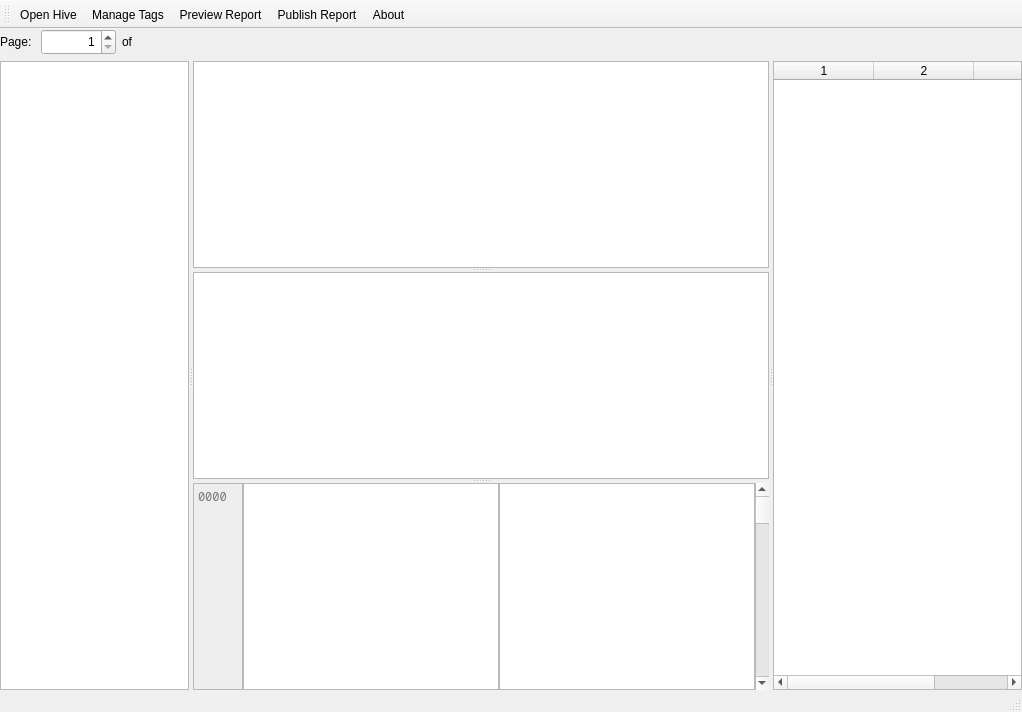
First picture: the form in wombatsqlite.ui, repository pjrinaldi/wombatsqlite, before the edit.
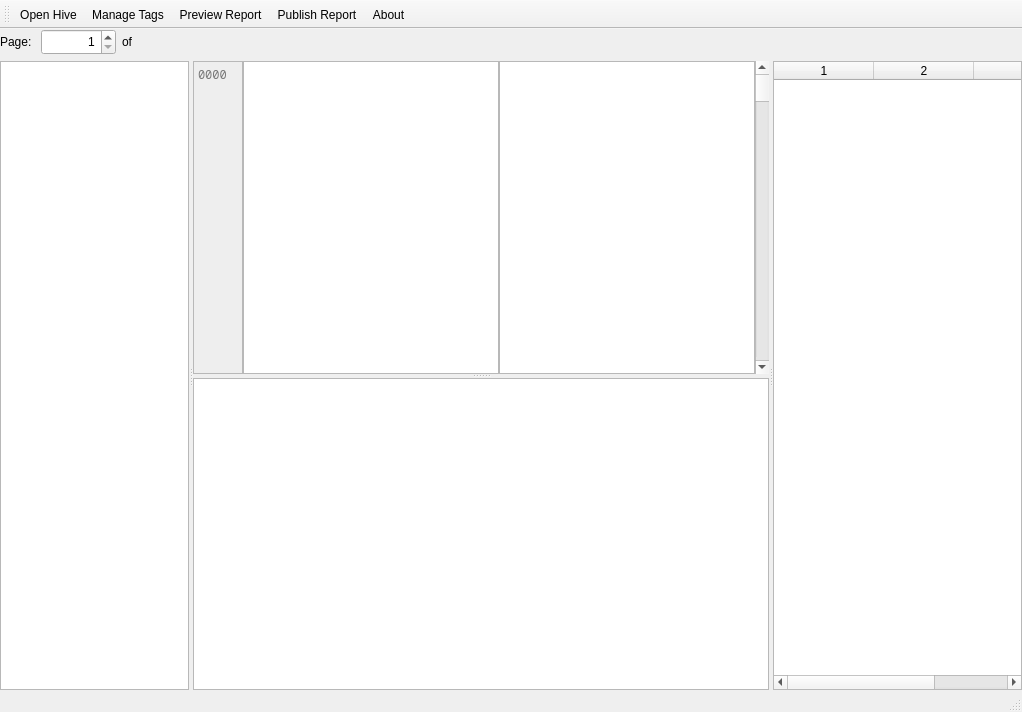
Second picture: the form after the edit. Icons and pictures are not drawn.

Commit message: the hex is fixed, but the ascii is now screwed up where it is selecting an empty space for byte 16

```diff
--- a/wombatsqlite.ui
+++ b/wombatsqlite.ui
@@ -155,6 +155,7 @@
        <property name="orientation">
         <enum>Qt::Vertical</enum>
        </property>
+       <!--
        <widget class="QTextEdit" name="textedit">
         <property name="sizePolicy">
          <sizepolicy hsizetype="Expanding" vsizetype="Expanding">
@@ -174,14 +175,7 @@
          <bool>true</bool>
         </property>
        </widget>
-       <widget class="QTableWidget" name="tablewidget">
-        <property name="sizePolicy">
-         <sizepolicy hsizetype="Expanding" vsizetype="Expanding">
-          <horstretch>1</horstretch>
-          <verstretch>0</verstretch>
-         </sizepolicy>
-        </property>
-       </widget>
+       -->
        <widget class="QWidget" name="horizontalLayoutWidget">
         <layout class="QHBoxLayout" name="horizontalLayout_2">
          <property name="spacing">
@@ -295,6 +289,14 @@
          </item>
         </layout>
        </widget>
+       <widget class="QTableWidget" name="tablewidget">
+        <property name="sizePolicy">
+         <sizepolicy hsizetype="Expanding" vsizetype="Expanding">
+          <horstretch>1</horstretch>
+          <verstretch>0</verstretch>
+         </sizepolicy>
+        </property>
+       </widget>
       </widget>
       <widget class="QTableWidget" name="propwidget">
        <property name="sizeAdjustPolicy">
```
The commit also changes 2 other files.
